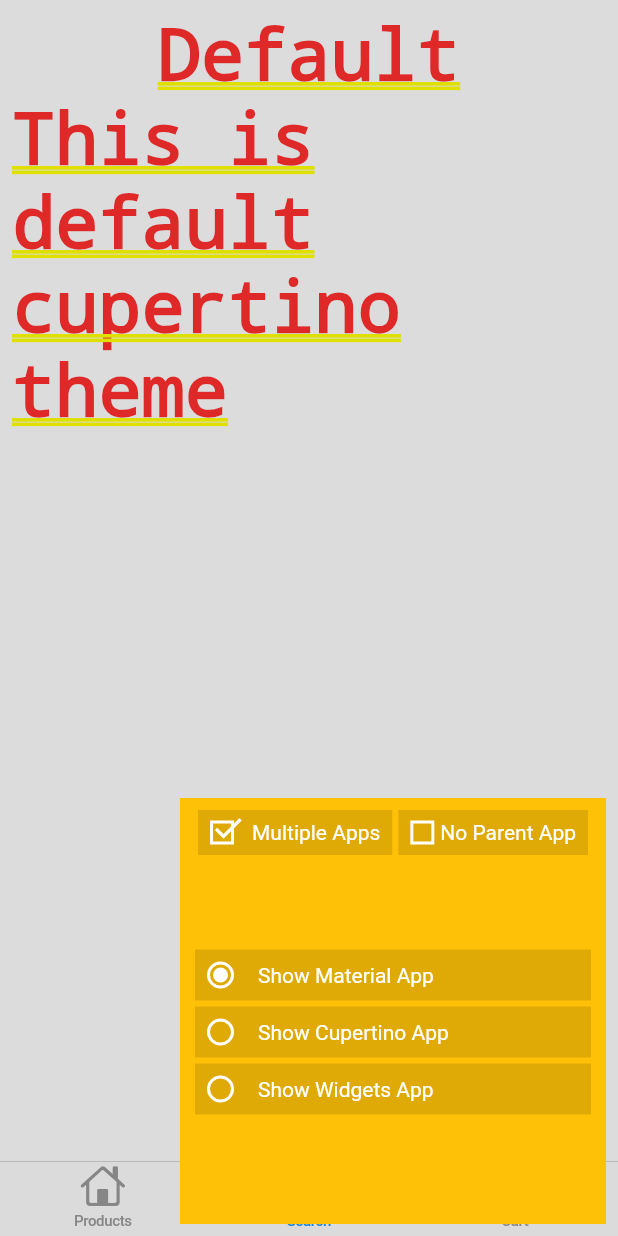
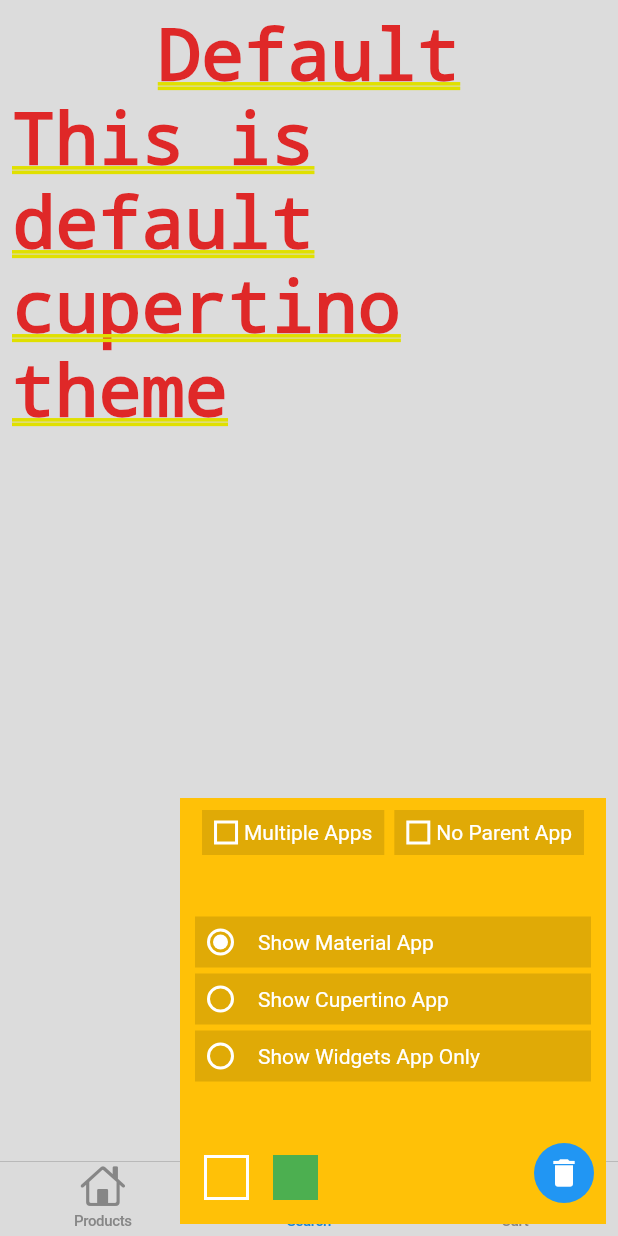
Before and after one commit to saniul1/custom_theming, a Flutter app: the CupertinoStoreHomePage screen opened directly, item 2 of the bottom bar chosen, after a tap on the "keyboard control" icon, on a phone screen of 412 x 824 dp. Run offline on Flutter 3.47's test engine with Material 2 defaults, Android fonts, the phone set to English and light mode, and no system bars; our stand-ins replace shared_preferences; accounts and stored records are empty.

Commit message:
refactor custom data

````diff
--- a/example/lib/main.dart
+++ b/example/lib/main.dart
@@ -10,6 +10,7 @@ import 'widgets/check_box.dart';
 import 'widgets/cupertino_page.dart';
 import 'widgets/material_page.dart';
 import 'widgets/radio.dart';
+import 'widgets/theme_selector.dart';
 
 void main() {
   runApp(
@@ -36,7 +37,7 @@ class _MyAppState extends State<MyApp> {
   bool isCupertino = false;
   bool onlyWidgetApp = false;
   bool noAppWidget = false;
-  bool isMultiTheme = true;
+  bool isMultiTheme = false;
 
   bool _showMore = false;
 
@@ -72,7 +73,10 @@ class _MyAppState extends State<MyApp> {
                 _showMore = !_showMore;
               });
             },
-            child: Container(
+            child: ThemeManager(
+              customData: ThemeSelectorThemes.themeData,
+              child: Builder(builder: (context) {
+                return Container(
                   constraints: BoxConstraints(
                     maxHeight: 300,
                     maxWidth: 300,
@@ -83,7 +87,10 @@ class _MyAppState extends State<MyApp> {
                     width: _showMore ? null : 40,
                     height: _showMore ? null : 40,
                     decoration: BoxDecoration(
-                  color: Colors.amber,
+                      color: ThemeManager.customDataOf<ThemeSelectorThemes>(
+                                  context)
+                              ?.color ??
+                          Colors.amber,
                       shape: _showMore ? BoxShape.rectangle : BoxShape.circle,
                     ),
                     child: _showMore
@@ -93,7 +100,8 @@ class _MyAppState extends State<MyApp> {
                               mainAxisAlignment: MainAxisAlignment.spaceBetween,
                               children: [
                                 Row(
-                              mainAxisAlignment: MainAxisAlignment.spaceEvenly,
+                                  mainAxisAlignment:
+                                      MainAxisAlignment.spaceEvenly,
                                   children: [
                                     CheckBox(
                                       active: isMultiTheme,
@@ -140,7 +148,7 @@ class _MyAppState extends State<MyApp> {
                                     ),
                                     Radio(
                                       active: onlyWidgetApp,
-                                  label: 'Show Widgets App',
+                                      label: 'Show Widgets App Only',
                                       onTap: () {
                                         setState(() {
                                           onlyWidgetApp = true;
@@ -149,14 +157,48 @@ class _MyAppState extends State<MyApp> {
                                     ),
                                   ],
                                 ),
-                            Container(
-                              height: 2,
+                                Stack(
+                                  children: [
+                                    Row(
+                                      children: ThemeManager.of(context)
+                                          .customDataMap
+                                          .entries
+                                          .map((entries) {
+                                        final data = entries.value.data
+                                            as ThemeSelectorThemes;
+                                        return ThemeSelector(
+                                          color: data.color,
+                                          themeKey: entries.key,
+                                          active: entries.key ==
+                                              ThemeManager.of(context)
+                                                  .currentCustomDataKey,
+                                        );
+                                      }).toList(),
+                                    ),
+                                    Align(
+                                      alignment: Alignment.centerRight,
+                                      child: Container(
+                                        width: 40,
+                                        height: 40,
+                                        decoration: BoxDecoration(
+                                          shape: BoxShape.circle,
+                                          color: Colors.blue,
+                                        ),
+                                        child: Icon(
+                                          Icons.delete,
+                                          color: Colors.white,
+                                        ),
+                                      ),
+                                    ),
+                                  ],
                                 ),
                               ],
                             ),
                           )
                         : Icon(Icons.more_horiz),
                   ),
+                );
+              }),
             ),
           ),
         ),
@@ -245,13 +287,7 @@ class MultiCupertinoApp extends StatelessWidget {
   @override
   Widget build(BuildContext context) {
     return CupertinoApp(
-      // localizationsDelegates: <LocalizationsDelegate<dynamic>>[
-      //   DefaultMaterialLocalizations.delegate,
-      //   // DefaultWidgetsLocalizations.delegate,
-      //   // DefaultCupertinoLocalizations.delegate,
-      // ],
       theme: ThemeManager.of(context).cupertinoTheme,
-
       home: CupertinoPageScaffold(
         child: Stack(
           children: [
@@ -278,7 +314,7 @@ class MultiCupertinoApp extends StatelessWidget {
                     Padding(
                       padding: const EdgeInsets.all(8.0),
                       child: Text(
-                        "${ThemeManager.customDataOf<Name>(context, ThemeTypes.cupertino)?.no ?? -1}",
+                        "${ThemeManager.customDataOf<Name>(context, ThemeType.cupertino)?.no ?? -1}",
                       ),
                     ),
                     CupertinoButton(
@@ -361,7 +397,7 @@ class TestCupertinoApp extends StatelessWidget {
         );
         //! getting data this way is possible too
         final Name name = ThemeManager.of(context)
-            .customData[ThemeManager.of(context).currentCupertinoThemeKey]
+            .customDataMap[ThemeManager.of(context).currentCupertinoThemeKey]
             ?.data;
         print(name?.description);
         return child;
@@ -394,7 +430,6 @@ class WidgetApp extends StatelessWidget {
         );
       },
       color: Colors.red,
-      // color: ThemeManager.themeOf(context).themeData.primaryColor,
     );
   }
 }
--- a/example/lib/models.dart
+++ b/example/lib/models.dart
@@ -1,6 +1,26 @@
+import 'package:flutter/material.dart' show Color, Colors;
+import 'package:theme_manager/custom_data.dart';
+
 class Name {
   final String name;
   final String description;
   final int no;
   Name({this.name, this.description, this.no});
 }
+
+class ThemeSelectorThemes {
+  final Color color;
+
+  ThemeSelectorThemes({this.color});
+
+  static List<CustomThemeManagerData> themeData = [
+    CustomThemeManagerData(
+      key: 'amber',
+      data: ThemeSelectorThemes(color: Colors.amber),
+    ),
+    CustomThemeManagerData(
+      key: 'green',
+      data: ThemeSelectorThemes(color: Colors.green),
+    ),
+  ];
+}
--- a/example/lib/widgets/cupertino_page.dart
+++ b/example/lib/widgets/cupertino_page.dart
@@ -83,13 +83,13 @@ class CupertinoStoreHomePage extends StatelessWidget {
                       children: [
                         Text(
                           ThemeManager.customDataOf<Name>(
-                                      context, ThemeTypes.cupertino)
+                                      context, ThemeType.cupertino)
                                   ?.name ??
                               '',
                         ),
                         Text(
                           ThemeManager.customDataOf<Name>(
-                                      context, ThemeTypes.cupertino)
+                                      context, ThemeType.cupertino)
                                   ?.description ??
                               '...',
                         ),
--- a/example/lib/widgets/material_page.dart
+++ b/example/lib/widgets/material_page.dart
@@ -59,7 +59,8 @@ class _MyHomePageState extends State<MyHomePage> {
                     onPressed: () {
                       ThemeManager.of(context)
                           .setTheme(themeKey, both: true, apply: true);
-                      print(ThemeManager.customDataOf<Name>(context)
+                      print(ThemeManager.customDataOf<Name>(
+                              context, ThemeType.material)
                           ?.description);
                     },
                     child: Row(
--- /dev/null
+++ b/example/lib/widgets/theme_selector.dart
@@ -0,0 +1,57 @@
+import 'package:flutter/widgets.dart';
+import 'package:theme_manager/theme_handler.dart';
+
+class ThemeSelector extends StatefulWidget {
+  const ThemeSelector({
+    Key key,
+    @required this.color,
+    @required this.themeKey,
+    this.active = false,
+  }) : super(key: key);
+
+  final Color color;
+
+  final bool active;
+
+  final String themeKey;
+
+  @override
+  _ThemeSelectorState createState() => _ThemeSelectorState();
+}
+
+class _ThemeSelectorState extends State<ThemeSelector> {
+  double size = 30.0;
+  @override
+  Widget build(BuildContext context) {
+    return GestureDetector(
+      onTapDown: (_) {
+        setState(() {
+          size = 35;
+        });
+      },
+      onTapUp: (_) {
+        setState(() {
+          size = 30;
+        });
+        ThemeManager.of(context).setCurrentCustomData(widget.themeKey);
+      },
+      child: Padding(
+        padding: const EdgeInsets.all(8.0),
+        child: AnimatedContainer(
+          duration: Duration(milliseconds: 75),
+          width: size,
+          height: size,
+          decoration: BoxDecoration(
+            color: widget.color,
+            border: widget.active
+                ? Border.all(
+                    width: 2.0,
+                    color: Color(0xffffffff),
+                  )
+                : null,
+          ),
+        ),
+      ),
+    );
+  }
+}
--- a/lib/theme_handler.dart
+++ b/lib/theme_handler.dart
@@ -7,7 +7,7 @@ import 'cupertino_theme_data.dart';
 import 'custom_data.dart';
 import 'theme_data.dart';
 
-enum ThemeTypes { material, cupertino }
+enum ThemeType { material, cupertino, custom }
 
 class _ThemeManager extends InheritedWidget {
   final ThemeManagerState data;
@@ -24,14 +24,15 @@ class _ThemeManager extends InheritedWidget {
   }
 }
 
-/// Base class
-// ignore: must_be_immutable
 class ThemeManager extends StatefulWidget {
   final Widget child;
   final String prefix;
   final String defaultLightTheme;
   final String defaultDarkTheme;
   final String defaultCupertinoTheme;
+
+  /// set active [CustomData], sets to first available [data] if null.
+  final String defaultCustomData;
   final ThemeMode themeMode;
   final bool keepOnDisableFollow;
   final Color appColor;
@@ -50,7 +51,7 @@ class ThemeManager extends StatefulWidget {
   /// 'another-existing-theme-key': Example(data: 'your data'),
   /// }
   /// ```
-  List<CustomThemeManagerData> customData;
+  final List<CustomThemeManagerData> customData;
 
   /// [ThemeManager] is best used as parent of [MaterialApp] or [CupertinoApp] or [WidgetsApp],
   /// but you can also use it without any of these widget.
@@ -72,6 +73,7 @@ class ThemeManager extends StatefulWidget {
     this.defaultLightTheme,
     this.defaultDarkTheme,
     this.defaultCupertinoTheme,
+    this.defaultCustomData,
     this.themes,
     this.cupertinoThemes,
     this.customData,
@@ -121,18 +123,26 @@ class ThemeManager extends StatefulWidget {
   /// ```
   /// to get data for current cupertino theme
   /// ```
-  /// ThemeManager.customDataOf<ExampleClass>(context, true)?.example
+  /// ThemeManager.customDataOf<ExampleClass>(context, ThemeType.cupertino)?.example
   /// ```
   static T customDataOf<T>(BuildContext context,
-      [ThemeTypes type = ThemeTypes.material]) {
+      [ThemeType type = ThemeType.custom]) {
     _ThemeManager inherited =
         (context.dependOnInheritedWidgetOfExactType<_ThemeManager>());
-    return inherited
-        .data
-        .customData[type == ThemeTypes.cupertino
-            ? inherited.data.currentCupertinoThemeKey
-            : inherited.data.currentThemeKey]
-        ?.data as T;
+    switch (type) {
+      case ThemeType.material:
+        return inherited
+            .data.customDataMap[inherited.data.currentThemeKey]?.data as T;
+      case ThemeType.cupertino:
+        return inherited.data
+            .customDataMap[inherited.data.currentCupertinoThemeKey]?.data as T;
+      case ThemeType.custom:
+        return inherited
+            .data.customDataMap[inherited.data.currentCustomDataKey]?.data as T;
+      default:
+        return inherited
+            .data.customDataMap[inherited.data.currentCustomDataKey]?.data as T;
+    }
   }
 }
 
@@ -153,6 +163,8 @@ class ThemeManagerState extends State<ThemeManager> {
 
   String _currentCupertinoThemeKey;
 
+  String _currentCustomDataKey;
+
   ThemeMode _mode;
 
   Map<String, ThemeManagerData> get themes => _themes;
@@ -165,7 +177,11 @@ class ThemeManagerState extends State<ThemeManager> {
   /// ```
   /// ThemeManager.of(context).customData[key] ?? null
   /// ```
-  Map<String, CustomThemeManagerData> get customData => _customData;
+  Map<String, CustomThemeManagerData> get customDataMap => _customData;
+
+  /// Current [customData]
+  CustomThemeManagerData get customData =>
+      _customData[_currentCustomDataKey]?.data;
 
   /// [key] could be absent in the map.
   /// always check for null before using.
@@ -187,6 +203,9 @@ class ThemeManagerState extends State<ThemeManager> {
   /// get [themeKey] of currently applied theme.
   String get currentThemeKey =>
       checkDark() ? _currentDarkThemeKey : _currentLightThemeKey;
+
+  /// get [themeKey] of currently applied cupertino theme.
+  String get currentCustomDataKey => _currentCustomDataKey;
 
   // set default settings either from hard code or from system storage or server.
   @override
@@ -237,7 +256,9 @@ class ThemeManagerState extends State<ThemeManager> {
         );
       });
     }
+    // first set default value based on available values
     _setDefaults();
+    // get value from system machine and change defaults.
     SharedPreferences.getInstance().then((prefs) {
       _sharedPrefs = prefs;
       final isDark = _sharedPrefs?.getBool('${widget.prefix}-dark-mode');
@@ -247,7 +268,12 @@ class ThemeManagerState extends State<ThemeManager> {
       final dDark = _sharedPrefs?.getString('${widget.prefix}-default-dark');
       final dCupertino =
           _sharedPrefs?.getString('${widget.prefix}-default-cupertino');
+      final dCustom =
+          _sharedPrefs?.getString('${widget.prefix}-default-custom-data');
       //
+      if (dCustom != null && _customData.containsKey(dCustom)) {
+        _currentCustomDataKey = dCustom;
+      }
       if (dCupertino != null && _cupertinoThemes.containsKey(dCupertino))
         _currentCupertinoThemeKey = dCupertino;
       if (dLight != null && _themes.containsKey(dLight))
@@ -336,6 +362,14 @@ class ThemeManagerState extends State<ThemeManager> {
       _currentDarkThemeKey = themeKey;
     });
     _sharedPrefs?.setString('${widget.prefix}-default-dark', themeKey);
+  }
+
+  /// set current active [customData]
+  void setCurrentCustomData(String key) {
+    setState(() {
+      _currentCustomDataKey = key;
+    });
+    _sharedPrefs?.setString('${widget.prefix}-default-custom-data', key);
   }
 
   /// toggle between [ThemeMode.dark] and [ThemeMode.light]
@@ -446,6 +480,8 @@ class ThemeManagerState extends State<ThemeManager> {
     _currentLightThemeKey = widget.defaultLightTheme ?? 'default-light';
     _currentDarkThemeKey = widget.defaultDarkTheme ?? 'default-dark';
     _currentCupertinoThemeKey = widget.defaultCupertinoTheme ?? 'default';
+    _currentCustomDataKey =
+        widget.defaultCustomData ?? widget.customData?.first?.key;
   }
 
   // map data to [customData]
````
Lines whose indentation alone changed are shown as unchanged.
